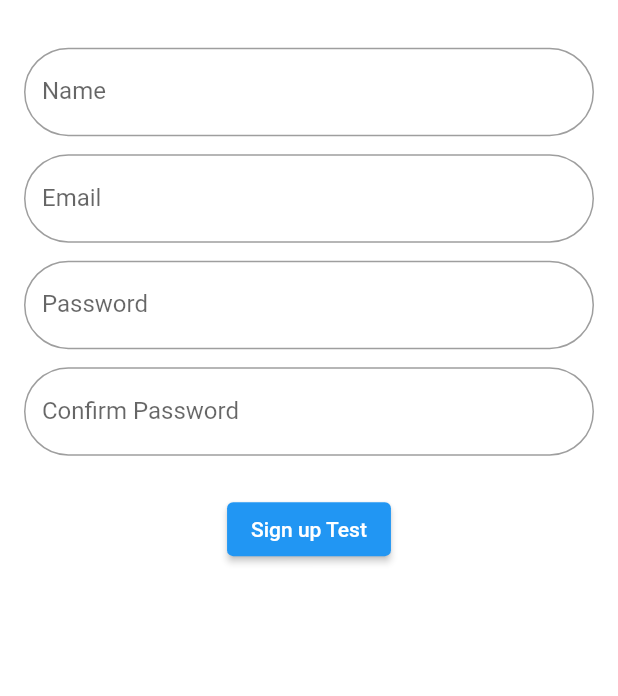
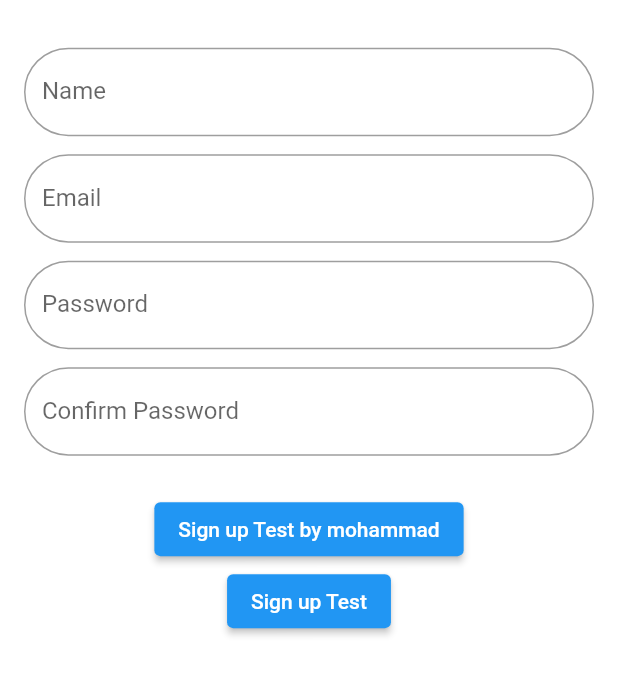
Before and after one commit to mohammadmuhib/flutter_chat_app, a Flutter app: the SignupScreen screen opened by its route, on a phone screen of 412 x 824 dp, the part 540-1236 px from its top. Run offline on Flutter 3.47's test engine with Material 2 defaults, Android fonts, the phone set to English and light mode, and no system bars.

Commit message:
Addded new button

```diff
--- a/lib/pages/signup_screen.dart
+++ b/lib/pages/signup_screen.dart
@@ -33,8 +33,7 @@ class _SignupScreenState extends State<SignupScreen> {
               style: TextStyle(fontSize: 26, fontWeight: FontWeight.bold),
             ),
             Padding(
-              padding:
-                  const EdgeInsets.symmetric(vertical: 32.0, horizontal: 16.0),
+              padding: const EdgeInsets.symmetric(vertical: 32.0, horizontal: 16.0),
               child: Column(
                 children: [
                   TextFormField(
@@ -53,8 +52,7 @@ class _SignupScreenState extends State<SignupScreen> {
                     },
                   ),
                   Padding(
-                    padding: const EdgeInsets.symmetric(
-                        vertical: 6.0, horizontal: 14.0),
+                    padding: const EdgeInsets.symmetric(vertical: 6.0, horizontal: 14.0),
                   ),
                   TextFormField(
                     decoration: InputDecoration(
@@ -72,8 +70,7 @@ class _SignupScreenState extends State<SignupScreen> {
                     },
                   ),
                   Padding(
-                    padding: const EdgeInsets.symmetric(
-                        vertical: 6.0, horizontal: 14.0),
+                    padding: const EdgeInsets.symmetric(vertical: 6.0, horizontal: 14.0),
                   ),
                   TextFormField(
                     obscureText: true,
@@ -94,8 +91,7 @@ class _SignupScreenState extends State<SignupScreen> {
                     },
                   ),
                   Padding(
-                    padding: const EdgeInsets.symmetric(
-                        vertical: 6.0, horizontal: 14.0),
+                    padding: const EdgeInsets.symmetric(vertical: 6.0, horizontal: 14.0),
                   ),
                   TextFormField(
                     obscureText: true,
@@ -117,6 +113,13 @@ class _SignupScreenState extends State<SignupScreen> {
                   ),
                   SizedBox(
                     height: 25.0,
+                  ),
+                  ElevatedButton(
+                    child: Text("Sign up Test by mohammad"),
+                    onPressed: () {
+                      // Navigator.pushNamed(context, "/Login");
+                      if (_formkey.currentState.validate()) {}
+                    },
                   ),
                   ElevatedButton(
                     child: Text("Sign up Test"),
```
Also changed, not shown: pubspec.lock.
